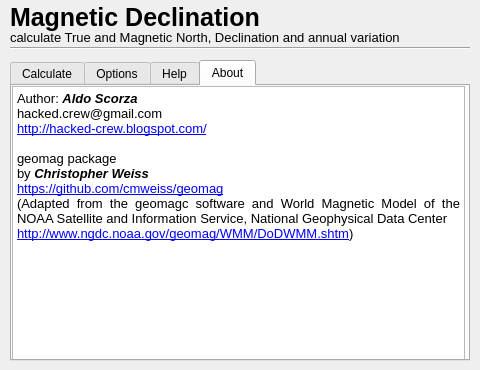
Hacked-Crew/Magnetic-Declination, file MagneticDeclination/Magnetic_declination_dialog_base.ui: the form before one commit.
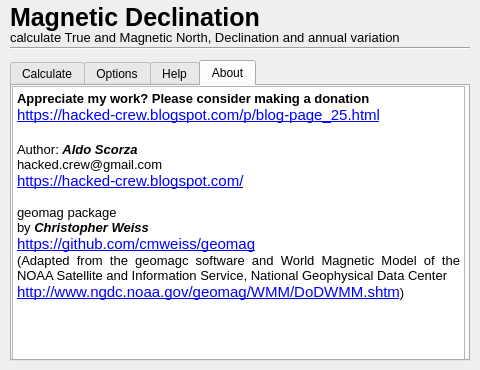
The form after the commit. The open tabs and pages were chosen to show the change. Icons and pictures are not drawn.

Diff of the .ui file:
```diff
--- a/MagneticDeclination/Magnetic_declination_dialog_base.ui
+++ b/MagneticDeclination/Magnetic_declination_dialog_base.ui
@@ -1210,15 +1210,18 @@
 &lt;html&gt;&lt;head&gt;&lt;meta name=&quot;qrichtext&quot; content=&quot;1&quot; /&gt;&lt;style type=&quot;text/css&quot;&gt;
 p, li { white-space: pre-wrap; }
 &lt;/style&gt;&lt;/head&gt;&lt;body style=&quot; font-family:'Arial'; font-size:11pt; font-weight:400; font-style:normal;&quot;&gt;
+&lt;p align=&quot;justify&quot; style=&quot; margin-top:0px; margin-bottom:0px; margin-left:0px; margin-right:0px; -qt-block-indent:0; text-indent:0px;&quot;&gt;&lt;span style=&quot; font-size:10pt; font-weight:600;&quot;&gt;Appreciate my work? Please consider making a donation&lt;/span&gt;&lt;/p&gt;
+&lt;p align=&quot;justify&quot; style=&quot; margin-top:0px; margin-bottom:0px; margin-left:0px; margin-right:0px; -qt-block-indent:0; text-indent:0px;&quot;&gt;&lt;a href=&quot;https://hacked-crew.blogspot.com/p/blog-page_25.html&quot;&gt;&lt;span style=&quot; text-decoration: underline; color:#0000ff;&quot;&gt;https://hacked-crew.blogspot.com/p/blog-page_25.html&lt;/span&gt;&lt;/a&gt;&lt;/p&gt;
+&lt;p align=&quot;justify&quot; style=&quot;-qt-paragraph-type:empty; margin-top:0px; margin-bottom:0px; margin-left:0px; margin-right:0px; -qt-block-indent:0; text-indent:0px;&quot;&gt;&lt;br /&gt;&lt;/p&gt;
 &lt;p align=&quot;justify&quot; style=&quot; margin-top:0px; margin-bottom:0px; margin-left:0px; margin-right:0px; -qt-block-indent:0; text-indent:0px;&quot;&gt;&lt;span style=&quot; font-family:'MS Shell Dlg 2'; font-size:10pt;&quot;&gt;Author: &lt;/span&gt;&lt;span style=&quot; font-family:'MS Shell Dlg 2'; font-size:10pt; font-weight:600; font-style:italic;&quot;&gt;Aldo Scorza&lt;/span&gt;&lt;/p&gt;
 &lt;p align=&quot;justify&quot; style=&quot; margin-top:0px; margin-bottom:0px; margin-left:0px; margin-right:0px; -qt-block-indent:0; text-indent:0px;&quot;&gt;&lt;span style=&quot; font-family:'MS Shell Dlg 2'; font-size:10pt;&quot;&gt;hacked.crew@gmail.com&lt;/span&gt;&lt;/p&gt;
-&lt;p align=&quot;justify&quot; style=&quot; margin-top:0px; margin-bottom:0px; margin-left:0px; margin-right:0px; -qt-block-indent:0; text-indent:0px;&quot;&gt;&lt;a href=&quot;http://hacked-crew.blogspot.com/&quot;&gt;&lt;span style=&quot; font-size:10pt; text-decoration: underline; color:#0000ff;&quot;&gt;http://hacked-crew.blogspot.com/&lt;/span&gt;&lt;/a&gt;&lt;/p&gt;
+&lt;p align=&quot;justify&quot; style=&quot; margin-top:0px; margin-bottom:0px; margin-left:0px; margin-right:0px; -qt-block-indent:0; text-indent:0px;&quot;&gt;&lt;a href=&quot;https://hacked-crew.blogspot.com/&quot;&gt;&lt;span style=&quot; text-decoration: underline; color:#0000ff;&quot;&gt;https://hacked-crew.blogspot.com/&lt;/span&gt;&lt;/a&gt;&lt;/p&gt;
 &lt;p align=&quot;justify&quot; style=&quot;-qt-paragraph-type:empty; margin-top:0px; margin-bottom:0px; margin-left:0px; margin-right:0px; -qt-block-indent:0; text-indent:0px; font-family:'MS Shell Dlg 2'; font-size:10pt;&quot;&gt;&lt;br /&gt;&lt;/p&gt;
 &lt;p align=&quot;justify&quot; style=&quot; margin-top:0px; margin-bottom:0px; margin-left:0px; margin-right:0px; -qt-block-indent:0; text-indent:0px;&quot;&gt;&lt;span style=&quot; font-family:'MS Shell Dlg 2'; font-size:10pt;&quot;&gt;geomag package&lt;/span&gt;&lt;/p&gt;
 &lt;p align=&quot;justify&quot; style=&quot; margin-top:0px; margin-bottom:0px; margin-left:0px; margin-right:0px; -qt-block-indent:0; text-indent:0px;&quot;&gt;&lt;span style=&quot; font-family:'MS Shell Dlg 2'; font-size:10pt;&quot;&gt;by &lt;/span&gt;&lt;span style=&quot; font-family:'MS Shell Dlg 2'; font-size:10pt; font-weight:600; font-style:italic;&quot;&gt;Christopher Weiss&lt;/span&gt;&lt;span style=&quot; font-family:'MS Shell Dlg 2'; font-size:10pt;&quot;&gt; &lt;/span&gt;&lt;/p&gt;
-&lt;p align=&quot;justify&quot; style=&quot; margin-top:0px; margin-bottom:0px; margin-left:0px; margin-right:0px; -qt-block-indent:0; text-indent:0px;&quot;&gt;&lt;a href=&quot;https://github.com/cmweiss/geomag&quot;&gt;&lt;span style=&quot; font-size:10pt; text-decoration: underline; color:#0000ff;&quot;&gt;https://github.com/cmweiss/geomag&lt;/span&gt;&lt;/a&gt;&lt;/p&gt;
+&lt;p align=&quot;justify&quot; style=&quot; margin-top:0px; margin-bottom:0px; margin-left:0px; margin-right:0px; -qt-block-indent:0; text-indent:0px;&quot;&gt;&lt;a href=&quot;https://github.com/cmweiss/geomag&quot;&gt;&lt;span style=&quot; text-decoration: underline; color:#0000ff;&quot;&gt;https://github.com/cmweiss/geomag&lt;/span&gt;&lt;/a&gt;&lt;/p&gt;
 &lt;p align=&quot;justify&quot; style=&quot; margin-top:0px; margin-bottom:0px; margin-left:0px; margin-right:0px; -qt-block-indent:0; text-indent:0px;&quot;&gt;&lt;span style=&quot; font-family:'MS Shell Dlg 2'; font-size:10pt;&quot;&gt;(Adapted from the geomagc software and World Magnetic Model of the NOAA Satellite and Information Service, National Geophysical Data Center&lt;/span&gt;&lt;/p&gt;
-&lt;p align=&quot;justify&quot; style=&quot; margin-top:0px; margin-bottom:0px; margin-left:0px; margin-right:0px; -qt-block-indent:0; text-indent:0px;&quot;&gt;&lt;a href=&quot;http://www.ngdc.noaa.gov/geomag/WMM/DoDWMM.shtm&quot;&gt;&lt;span style=&quot; font-size:10pt; text-decoration: underline; color:#0000ff;&quot;&gt;http://www.ngdc.noaa.gov/geomag/WMM/DoDWMM.shtm&lt;/span&gt;&lt;/a&gt;&lt;span style=&quot; font-family:'MS Shell Dlg 2'; font-size:10pt;&quot;&gt;)&lt;/span&gt;&lt;/p&gt;&lt;/body&gt;&lt;/html&gt;</string>
+&lt;p align=&quot;justify&quot; style=&quot; margin-top:0px; margin-bottom:0px; margin-left:0px; margin-right:0px; -qt-block-indent:0; text-indent:0px;&quot;&gt;&lt;a href=&quot;http://www.ngdc.noaa.gov/geomag/WMM/DoDWMM.shtm&quot;&gt;&lt;span style=&quot; text-decoration: underline; color:#0000ff;&quot;&gt;http://www.ngdc.noaa.gov/geomag/WMM/DoDWMM.shtm&lt;/span&gt;&lt;/a&gt;&lt;span style=&quot; font-family:'MS Shell Dlg 2'; font-size:10pt;&quot;&gt;)&lt;/span&gt;&lt;/p&gt;&lt;/body&gt;&lt;/html&gt;</string>
      </property>
      <property name="openExternalLinks">
       <bool>true</bool>
```
Left out of the diff: 13 changed lines with no effect on the pictures.
